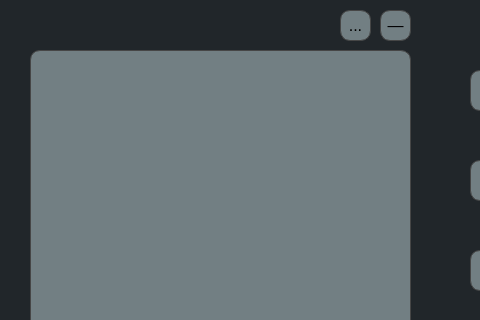
Qt form ui/designer/song-xml_editor.ui (uU-Uuu/song-xml-editor) before a commit; both pictures show x 0 to 480 and y 0 to 320 of the 1192 by 859 pixel window.
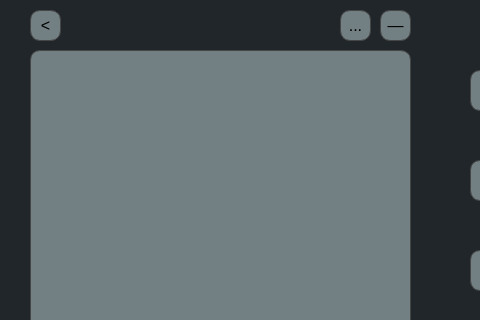
The same form after that commit. Icons and pictures are not drawn.

Commit message: added back to panel btn

What changed in the file:
```diff
--- a/ui/designer/song-xml_editor.ui
+++ b/ui/designer/song-xml_editor.ui
@@ -1480,6 +1480,29 @@
      <string>...</string>
     </property>
    </widget>
+   <widget class="QToolButton" name="backToPanelBtn">
+    <property name="geometry">
+     <rect>
+      <x>30</x>
+      <y>10</y>
+      <width>31</width>
+      <height>31</height>
+     </rect>
+    </property>
+    <property name="cursor">
+     <cursorShape>PointingHandCursor</cursorShape>
+    </property>
+    <property name="styleSheet">
+     <string notr="true">font: 63 8pt &quot;Yu Mincho Demibold&quot;;
+font-size: 16px;
+border: 0.5px solid rgb(70, 70, 70);
+background: rgba(206, 227, 232, 120);
+border-radius: 10px</string>
+    </property>
+    <property name="text">
+     <string>&lt;</string>
+    </property>
+   </widget>
    <zorder>actionBtnsFrame</zorder>
    <zorder>restFrame</zorder>
    <zorder>syllableFrame</zorder>
```
Left out of the diff: 1 changed line with no effect on the pictures. The commit also changes 2 other files.
